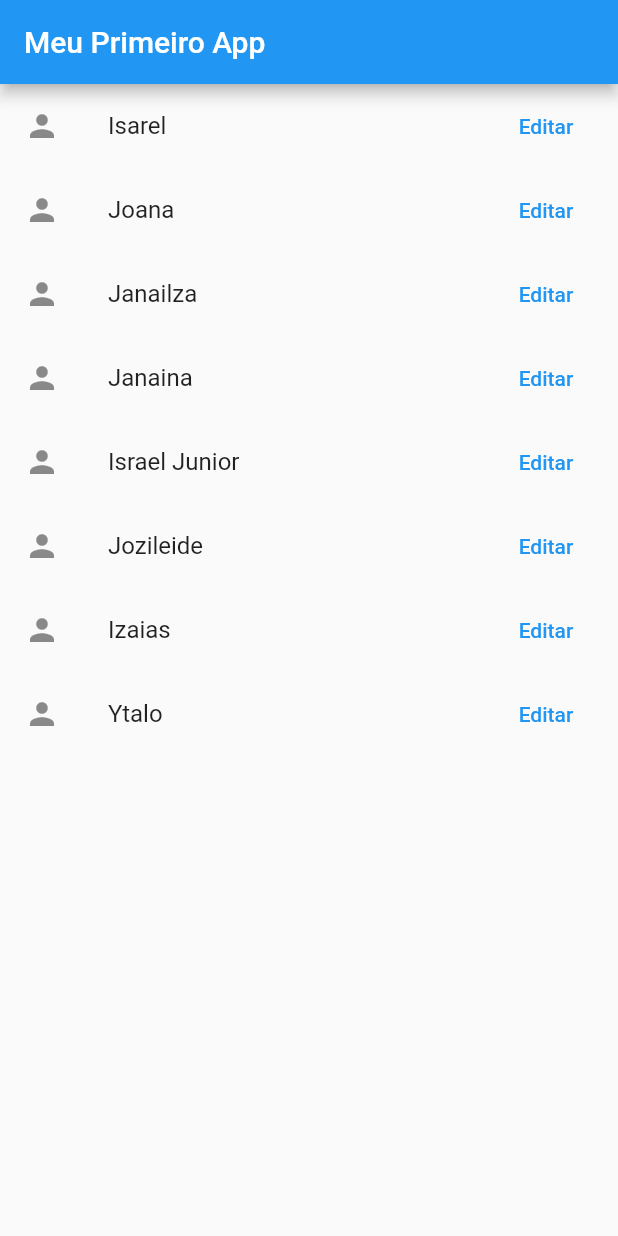
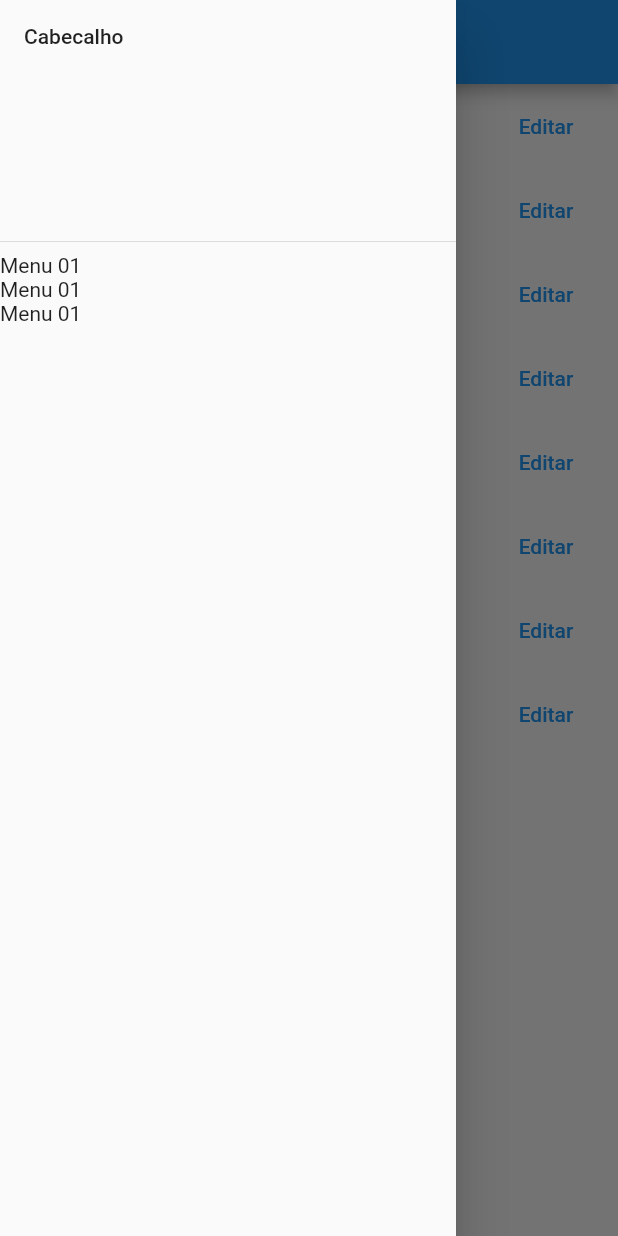
Before and after one commit to izaias1/flutter_001, a Flutter app: the screen it shows after launch, with the side drawer open (before the commit the screen has no drawer), on a phone screen of 412 x 824 dp. Run offline on Flutter 3.47's test engine with Material 2 defaults, Android fonts, the phone set to English and light mode, and no system bars.

Commit message:
drawer - Menu lateral

```diff
--- a/lib/main.dart
+++ b/lib/main.dart
@@ -40,6 +40,18 @@ class MeuApp extends StatelessWidget {
             );
           },
         ),
+        drawer: Drawer(
+          child: ListView(
+            children: [
+              DrawerHeader(
+                child: Text('Cabecalho'),
+              ),
+              Text('Menu 01'),
+              Text('Menu 01'),
+              Text('Menu 01'),
+            ],
+          ),
+        ),
       ),
     );
   }
```
